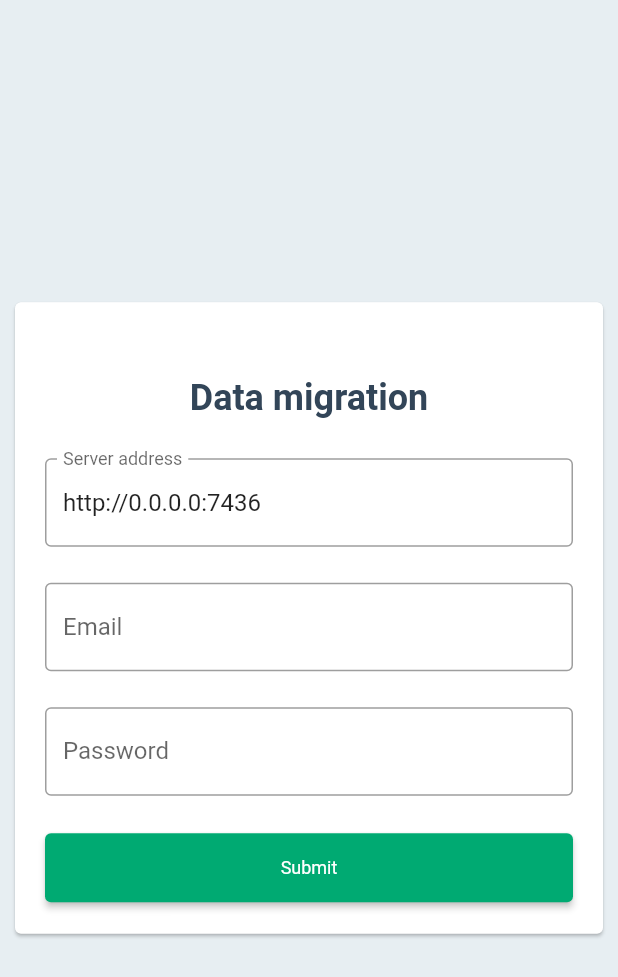
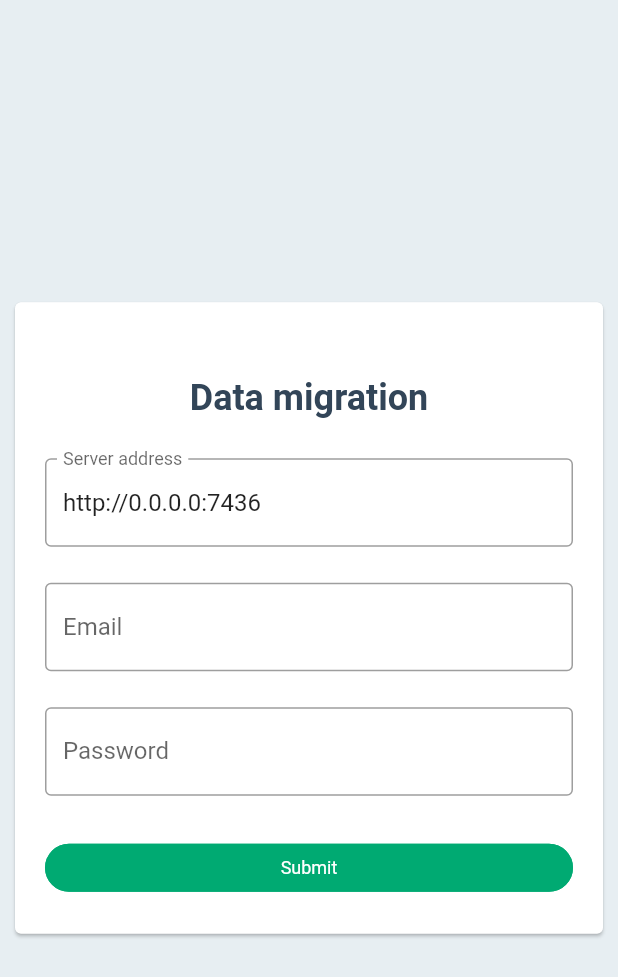
Before and after one commit to beyondstorage/beyond-tp, a Flutter app: the SignIn screen opened by its route, on a phone screen of 412 x 824 dp. Shown: the top 977 px of the screen. Run offline on Flutter 3.47's test engine with Material 2 defaults, Android fonts, the phone set to English and light mode, and no system bars; our stand-ins replace flutter_layout_grid, form_validator, get, graphql_flutter, shared_preferences; accounts and stored records are empty; network calls fail; Roboto replaces fonts that are missing (PingFang SC).

Commit message:
ui: Refactor button widget (#82)
Co-authored-by: zhangdi <zhangdi@yunify.com>
Co-authored-by: 周洋 <zhouyang@yunify.com>

```diff
--- a/ui/lib/modules/dashboard/create_task_dialog/index.dart
+++ b/ui/lib/modules/dashboard/create_task_dialog/index.dart
@@ -12,7 +12,7 @@ class CreateTaskDialog extends StatelessWidget {
   final GlobalKey<FormState> formKey = GlobalKey<FormState>();
   final Function getTasks;
 
-  CreateTaskDialog({ required this.getTasks });
+  CreateTaskDialog({required this.getTasks});
 
   void onSubmit() {
     final form = formKey.currentState;
@@ -38,10 +38,7 @@ class CreateTaskDialog extends StatelessWidget {
       ),
       buttons: [
         Button(
-          child: Text(
-            "Cancel".tr,
-            style: Theme.of(context).textTheme.bodyText1,
-          ),
+          child: Text("Cancel".tr),
           type: ButtonType.defaults,
           onPressed: controller.closeDialog,
         ),
--- a/ui/lib/widgets/button/index.dart
+++ b/ui/lib/widgets/button/index.dart
@@ -9,26 +9,39 @@ enum ButtonType {
 }
 
 class Button extends StatelessWidget {
-  final IconData?icon;
+  final IconData? icon;
   final Widget child;
   final VoidCallback onPressed;
   final ButtonType type;
   final bool disabled;
 
-  Button(
-      {this.icon,
-      required this.child,
-      required this.onPressed,
-      this.disabled = false,
-      this.type = ButtonType.defaults});
+  Button({
+    this.icon,
+    required this.child,
+    required this.onPressed,
+    this.disabled = false,
+    this.type = ButtonType.defaults,
+  });
 
-  Color getColor(Set<MaterialState> states) {
-    // const Set<MaterialState> interactiveStates = <MaterialState>{
-    //   MaterialState.pressed,
-    //   MaterialState.hovered,
-    //   MaterialState.focused,
-    // };
+  Color getFontColor(Set<MaterialState> states) {
+    double opacity = disabled ? 0.5 : 1.00;
+    Color color;
 
+    switch (type) {
+      case ButtonType.error:
+        color = rgba(202, 38, 33, 1);
+        break;
+      case ButtonType.primary:
+        color = Colors.white;
+        break;
+      default:
+        color = rgba(50, 69, 88, opacity);
+    }
+
+    return color;
+  }
+
+  Color getBackgroundColor(Set<MaterialState> states) {
     double opacity = disabled ? 0.5 : 1.00;
 
     switch (type) {
@@ -41,41 +54,79 @@ class Button extends StatelessWidget {
     }
   }
 
-  EdgeInsetsGeometry getPadding(Set<MaterialState> states) {
-    return EdgeInsets.symmetric(horizontal: 24.0, vertical: 16.0);
+  BorderSide getSide(Set<MaterialState> states) {
+    double opacity = disabled ? 0.5 : 1.00;
+    Color color;
+
+    switch (type) {
+      case ButtonType.error:
+        color = rgba(202, 38, 33, 1);
+        break;
+      case ButtonType.primary:
+        color = rgba(0, 170, 114, opacity);
+        break;
+      default:
+        color = rgba(140, 140, 140, opacity);
+    }
+
+    return BorderSide(
+      style: BorderStyle.solid,
+      color: color,
+    );
   }
+
+  OutlinedBorder getShape(Set<MaterialState> states) {
+    return RoundedRectangleBorder(borderRadius: BorderRadius.circular(30.0));
+  }
+
+  Size getSize(Set<MaterialState> states) => Size(0, 0);
 
   TextStyle getTextStyle(Set<MaterialState> states) {
     return TextStyle(fontSize: 12);
   }
 
-  Size getSize(Set<MaterialState> states) => Size(90.0, 40.0);
-
   @override
   Widget build(BuildContext context) {
-    // ignore: unnecessary_null_comparison
     if (icon == null) {
-      return ElevatedButton(
-        child: child,
+      return OutlinedButton(
         onPressed: onPressed,
         style: ButtonStyle(
-          padding: MaterialStateProperty.resolveWith(getPadding),
+          padding: MaterialStateProperty.all(EdgeInsets.zero),
+          foregroundColor: MaterialStateProperty.resolveWith(getFontColor),
+          backgroundColor:
+              MaterialStateProperty.resolveWith(getBackgroundColor),
+          side: MaterialStateProperty.resolveWith(getSide),
+          shape: MaterialStateProperty.resolveWith(getShape),
+          textStyle: MaterialStateProperty.resolveWith(getTextStyle),
           minimumSize: MaterialStateProperty.resolveWith(getSize),
-          textStyle: MaterialStateProperty.resolveWith(getTextStyle),
-          backgroundColor: MaterialStateProperty.resolveWith(getColor),
+        ),
+        child: Container(
+          height: 32,
+          alignment: Alignment.center,
+          padding: EdgeInsets.symmetric(horizontal: 24.0),
+          child: child,
         ),
       );
     }
 
-    return ElevatedButton.icon(
-      label: child,
+    return OutlinedButton.icon(
       onPressed: onPressed,
+      style: ButtonStyle(
+        padding:
+            MaterialStateProperty.all(EdgeInsets.symmetric(horizontal: 24)),
+        alignment: Alignment.center,
+        foregroundColor: MaterialStateProperty.resolveWith(getFontColor),
+        backgroundColor: MaterialStateProperty.resolveWith(getBackgroundColor),
+        side: MaterialStateProperty.resolveWith(getSide),
+        shape: MaterialStateProperty.resolveWith(getShape),
+        textStyle: MaterialStateProperty.resolveWith(getTextStyle),
+        minimumSize: MaterialStateProperty.resolveWith(getSize),
+      ),
       icon: Icon(icon, size: 14),
-      style: ButtonStyle(
-        padding: MaterialStateProperty.resolveWith(getPadding),
-        minimumSize: MaterialStateProperty.resolveWith(getSize),
-        textStyle: MaterialStateProperty.resolveWith(getTextStyle),
-        backgroundColor: MaterialStateProperty.resolveWith(getColor),
+      label: Container(
+        height: 32,
+        alignment: Alignment.center,
+        child: child,
       ),
     );
   }
```
